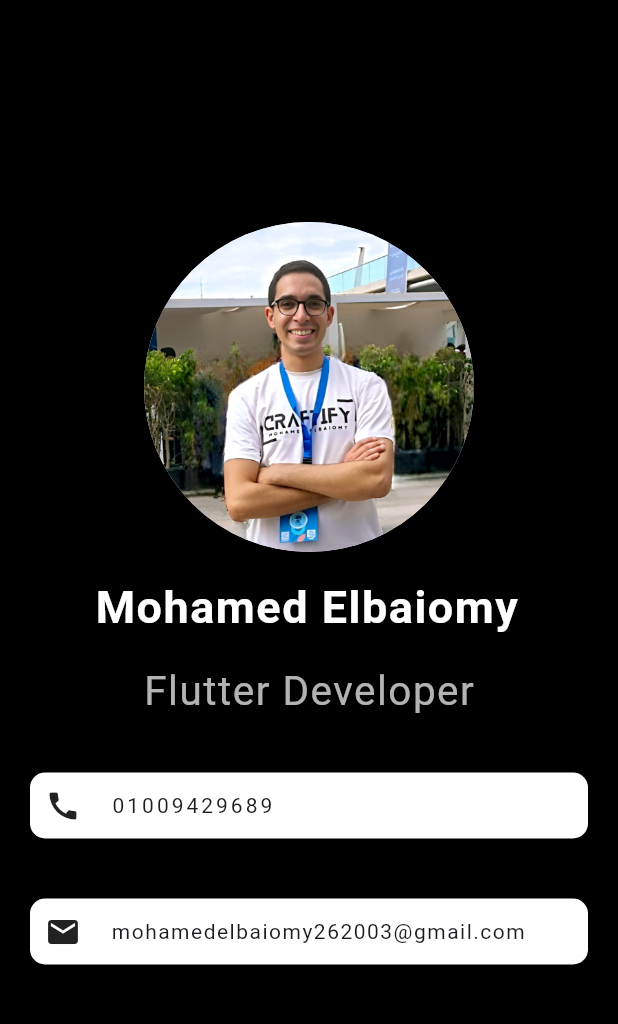
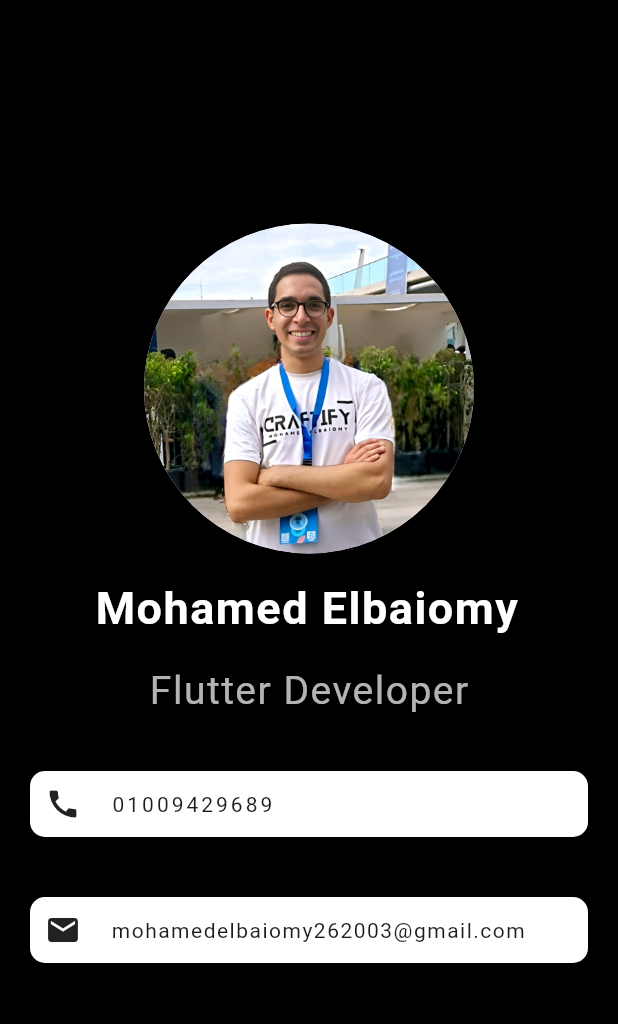
Before and after one commit to mohamedelbaiomy/Business-Card, a Flutter app: the screen it shows after launch, on a phone screen of 412 x 824 dp, the part 63-1087 px from its top. Run offline on Flutter 3.47's test engine with Material 3 defaults, Android fonts, the phone set to English and light mode, and no system bars; missing offline and left inert: restart_app.

Commit message:
Third Commit

```diff
--- a/lib/business_card.dart
+++ b/lib/business_card.dart
@@ -48,7 +48,7 @@ class BusinessCard extends StatelessWidget {
             style: TextStyle(
               letterSpacing: 1,
               color: Colors.white70,
-              fontSize: 27,
+              fontSize: 26,
             ),
           ),
           const SizedBox(height: 15),
```
